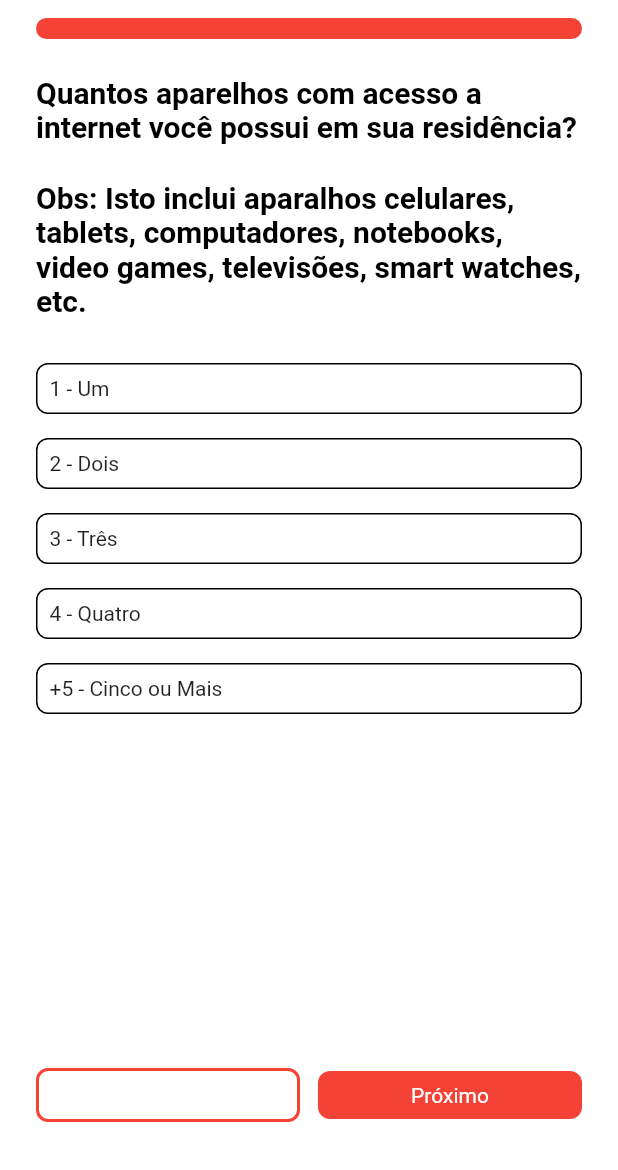
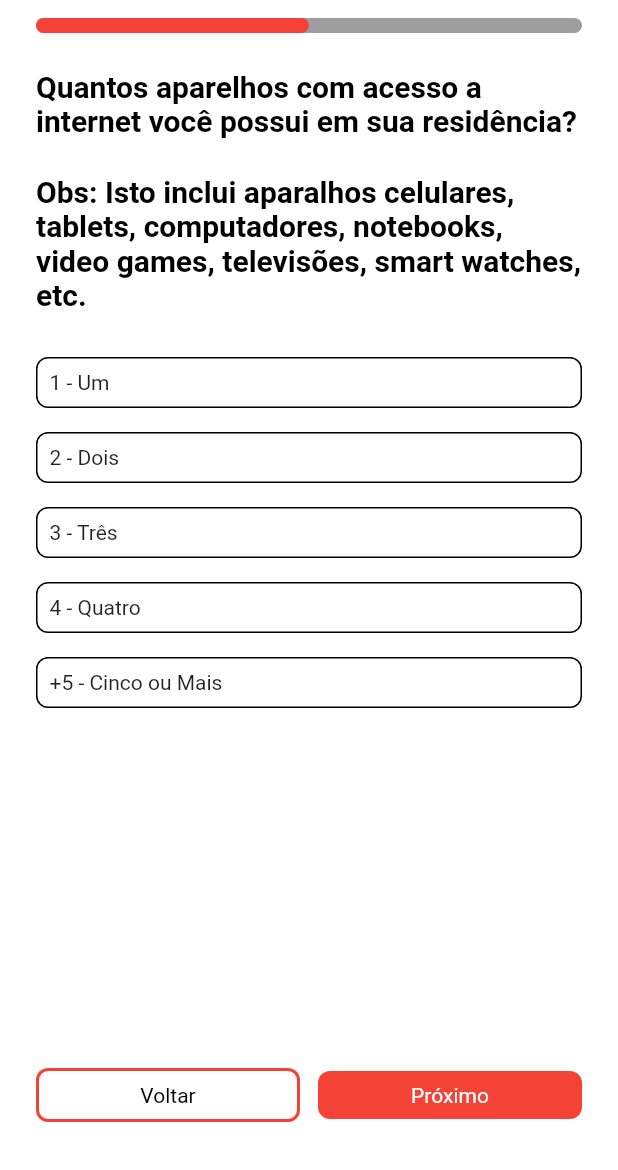
Before and after one commit to MojoMiojo/clinica_gelp_mobile, a Flutter app: the screen it shows after launch, on a phone screen of 412 x 824 dp, the part 66-1236 px from its top. Run offline on Flutter 3.47's test engine with Material 2 defaults, Android fonts, the phone set to English and light mode, and no system bars.

Commit message:
feat: gelp progress bar improvements

```diff
--- a/lib/presentation/pages/questions/question_page.dart
+++ b/lib/presentation/pages/questions/question_page.dart
@@ -31,7 +31,9 @@ class _QuestionPageState extends State<QuestionPage> {
           mainAxisSize: MainAxisSize.max,
           crossAxisAlignment: CrossAxisAlignment.center,
           children: [
-            const ProgressBar(),
+            const GelpProgressBar(
+              percentage: 0.5,
+            ),
             const SizedBox(height: 24),
             const Text(
               "Quantos aparelhos com acesso a internet você possui em sua residência?",
--- /dev/null
+++ b/lib/presentation/widgets/progress_bar/gelp_progress_bar.dart
@@ -0,0 +1,63 @@
+// ignore_for_file: public_member_api_docs, sort_constructors_first
+import 'package:flutter/material.dart';
+
+import 'package:gelp_questionnaire/presentation/widgets/progress_bar/progress_bar.dart';
+
+class GelpProgressBar extends StatefulWidget {
+  final double percentage;
+  final GelpProgressBarStyle style;
+
+  const GelpProgressBar({
+    Key? key,
+    required this.percentage,
+    this.style = const GelpProgressBarStyle(),
+  }) : super(key: key);
+
+  @override
+  State<GelpProgressBar> createState() => _GelpProgressBarState();
+}
+
+class _GelpProgressBarState extends State<GelpProgressBar> {
+  @override
+  Widget build(BuildContext context) {
+    return LayoutBuilder(builder: (context, constraints) {
+      return Column(
+        mainAxisAlignment: MainAxisAlignment.center,
+        crossAxisAlignment: CrossAxisAlignment.stretch,
+        children: [
+          Stack(
+            children: [
+              Container(
+                height: widget.style.height,
+                decoration: BoxDecoration(
+                  color: widget.style.backgroundColor,
+                  borderRadius: BorderRadius.circular(
+                    widget.style.radius,
+                  ),
+                ),
+              ),
+              Row(
+                children: [
+                  AnimatedContainer(
+                    key: const Key("salus_animated_progress_bar"),
+                    duration: Duration(
+                      milliseconds: widget.style.duration,
+                    ),
+                    height: widget.style.height,
+                    width: constraints.maxWidth * widget.percentage,
+                    decoration: BoxDecoration(
+                      color: widget.style.progressColor,
+                      borderRadius: BorderRadius.circular(
+                        widget.style.radius,
+                      ),
+                    ),
+                  ),
+                ],
+              ),
+            ],
+          ),
+        ],
+      );
+    });
+  }
+}
--- /dev/null
+++ b/lib/presentation/widgets/progress_bar/gelp_progress_bar_style.dart
@@ -0,0 +1,34 @@
+// ignore_for_file: public_member_api_docs, sort_constructors_first
+import 'package:flutter/material.dart';
+
+class GelpProgressBarStyle {
+  final Color progressColor;
+  final Color backgroundColor;
+  final double height;
+  final double radius;
+  final int duration;
+
+  const GelpProgressBarStyle({
+    this.progressColor = Colors.red,
+    this.backgroundColor = Colors.grey,
+    this.height = 10,
+    this.radius = 8,
+    this.duration = 350,
+  });
+
+  GelpProgressBarStyle copyWith({
+    Color? progressColor,
+    Color? backgroundColor,
+    double? height,
+    double? radius,
+    int? duration,
+  }) {
+    return GelpProgressBarStyle(
+      progressColor: progressColor ?? this.progressColor,
+      backgroundColor: backgroundColor ?? this.backgroundColor,
+      height: height ?? this.height,
+      radius: radius ?? this.radius,
+      duration: duration ?? this.duration,
+    );
+  }
+}
--- a/lib/presentation/widgets/progress_bar/progress_bar.dart
+++ b/lib/presentation/widgets/progress_bar/progress_bar.dart
@@ -1,2 +1,2 @@
-export 'progress_bar_widget.dart';
-export 'progress_bar_widget_style.dart';
+export 'gelp_progress_bar.dart';
+export 'gelp_progress_bar_style.dart';
--- a/lib/presentation/widgets/progress_bar/progress_bar_widget.dart
+++ /dev/null
@@ -1,16 +0,0 @@
-import 'package:flutter/material.dart';
-
-class ProgressBar extends StatelessWidget {
-  const ProgressBar({super.key});
-
-  @override
-  Widget build(BuildContext context) {
-    return Container(
-      decoration: BoxDecoration(
-        color: Colors.red,
-        borderRadius: BorderRadius.circular(8),
-      ),
-      height: 14,
-    );
-  }
-}
--- a/lib/utils/text_styles.dart
+++ b/lib/utils/text_styles.dart
@@ -43,6 +43,6 @@ class GelpTextStyles {
     decoration: TextDecoration.none,
     fontWeight: FontWeight.w400,
     fontSize: 14,
-    color: Colors.white,
+    color: Colors.black,
   );
 }
```
Also changed, not shown: lib/presentation/widgets/progress_bar/progress_bar_widget_style.dart (deleted).
